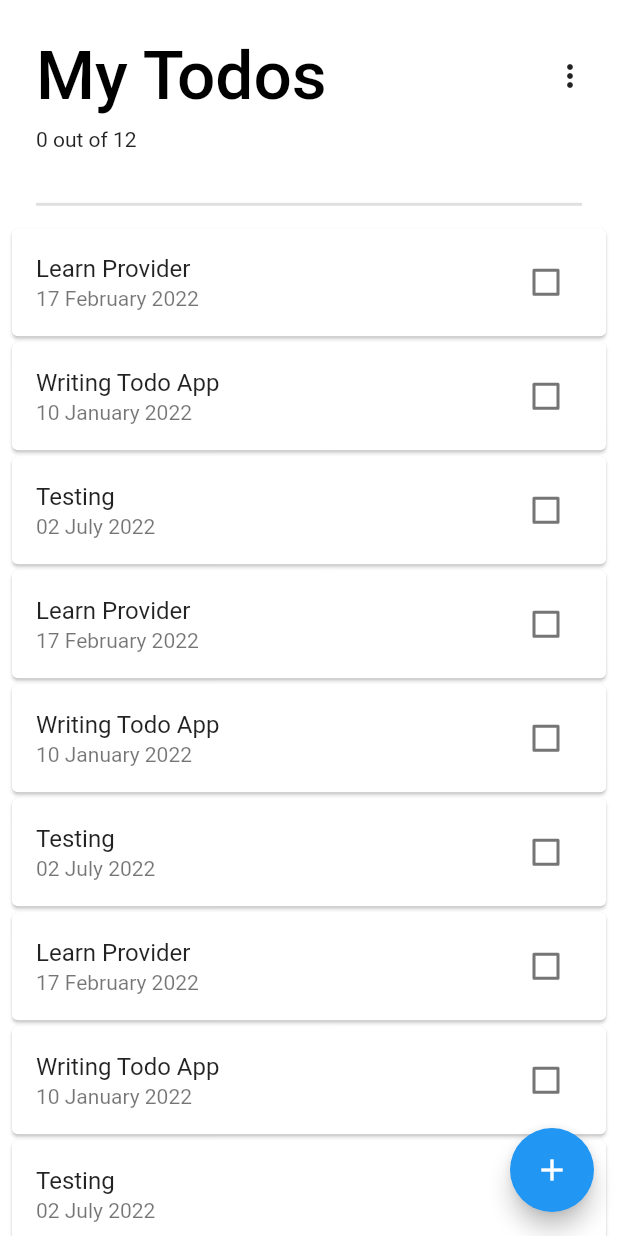
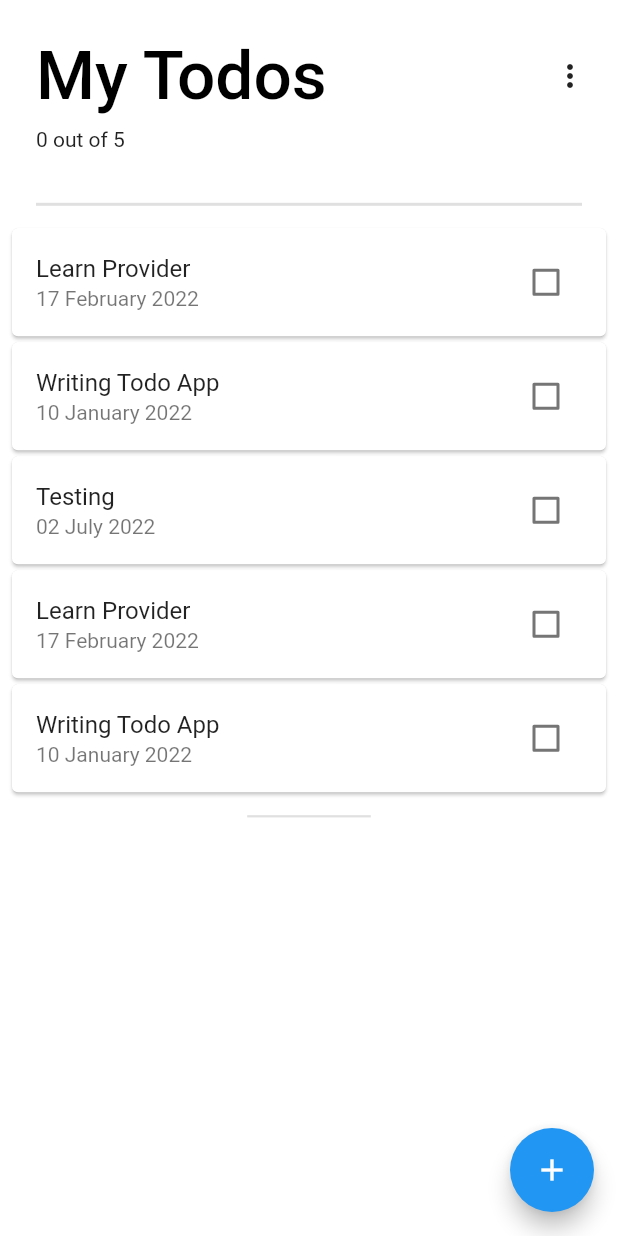
Before and after one commit to voltrans-it-fitz/voltrans-it-fitz, a Flutter app: the screen it shows after launch, on a phone screen of 412 x 824 dp. Run offline on Flutter 3.47's test engine with Material 2 defaults, Android fonts, the phone set to English and light mode, and no system bars.

Commit message:
update todo

```diff
--- a/lib/models/todo.dart
+++ b/lib/models/todo.dart
@@ -7,6 +7,7 @@ class Todo {
   bool isCompleted;
   final DateTime date;
 
+  String get id => _id;
   String get formattedDate => DateFormat('dd MMMM yyyy').format(date);
 
   Todo({
@@ -23,16 +24,9 @@ class Todo {
 }
 
 final mockTodos = [
-  Todo(id: 'Todo Id', title: 'Learn Provider', date: DateTime.now()),
-  Todo(id: 'Todo Id', title: 'Writing Todo App', date: DateTime(2022, 1, 10)),
-  Todo(id: 'Todo Id', title: 'Testing', date: DateTime(2022, 7, 2)),
-  Todo(id: 'Todo Id', title: 'Learn Provider', date: DateTime.now()),
-  Todo(id: 'Todo Id', title: 'Writing Todo App', date: DateTime(2022, 1, 10)),
-  Todo(id: 'Todo Id', title: 'Testing', date: DateTime(2022, 7, 2)),
-  Todo(id: 'Todo Id', title: 'Learn Provider', date: DateTime.now()),
-  Todo(id: 'Todo Id', title: 'Writing Todo App', date: DateTime(2022, 1, 10)),
-  Todo(id: 'Todo Id', title: 'Testing', date: DateTime(2022, 7, 2)),
-  Todo(id: 'Todo Id', title: 'Learn Provider', date: DateTime.now()),
-  Todo(id: 'Todo Id', title: 'Writing Todo App', date: DateTime(2022, 1, 10)),
-  Todo(id: 'Todo Id', title: 'Testing', date: DateTime(2022, 7, 2)),
+  Todo(title: 'Learn Provider', date: DateTime.now()),
+  Todo(title: 'Writing Todo App', date: DateTime(2022, 1, 10)),
+  Todo(title: 'Testing', date: DateTime(2022, 7, 2)),
+  Todo(title: 'Learn Provider', date: DateTime.now()),
+  Todo(title: 'Writing Todo App', date: DateTime(2022, 1, 10)),
 ];
--- a/lib/todo_tile.dart
+++ b/lib/todo_tile.dart
@@ -1,5 +1,6 @@
 import 'package:flutter/material.dart';
 import 'package:provider/provider.dart';
+import 'package:todo_app_fitz/todo_detail/todo_detail_page.dart';
 
 import 'models/models.dart';
 
@@ -25,7 +26,10 @@ class TodoTile extends StatelessWidget {
       key: UniqueKey(), // key distinguishes it from the other items
       child: InkWell(
         onTap: () {
-          // TODO: Update todo
+          Navigator.push(
+            context,
+            MaterialPageRoute(builder: (_) => TodoDetailPage(todo: todo)),
+          );
         },
         child: Card(
           margin: EdgeInsets.zero,
```
Also changed, not shown: lib/models/todo_manager.dart (+8 -2 lines), lib/todo_detail/todo_detail_page.dart (+6 -4 lines), lib/todo_detail/todo_form.dart (+14 -6 lines).
